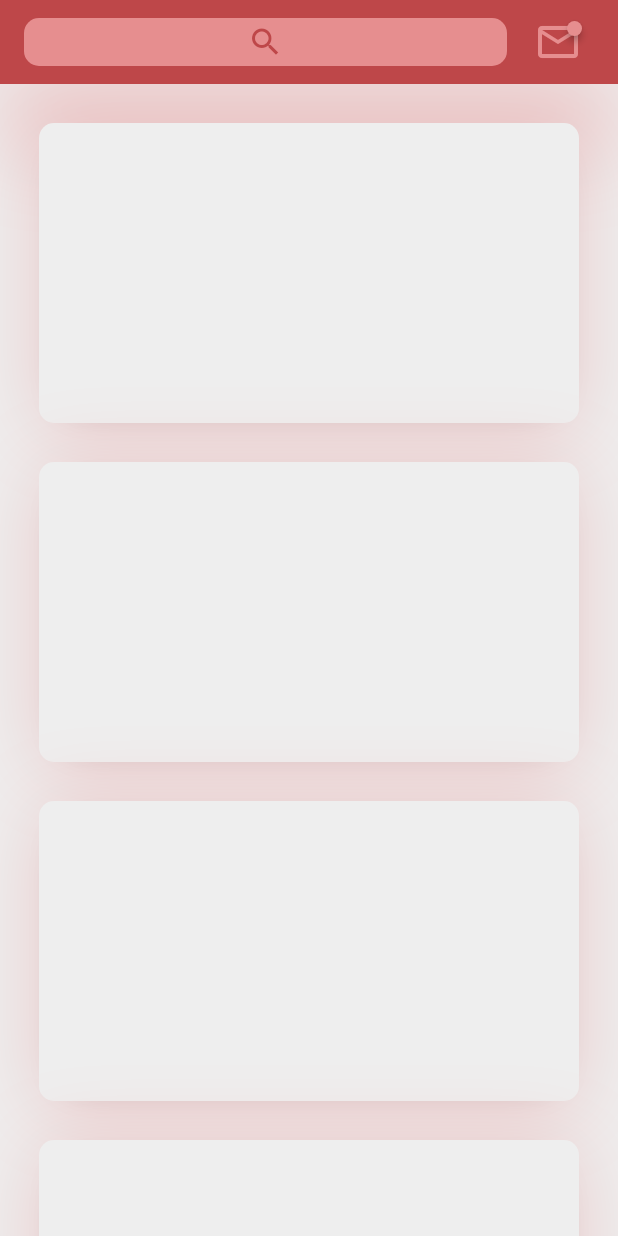
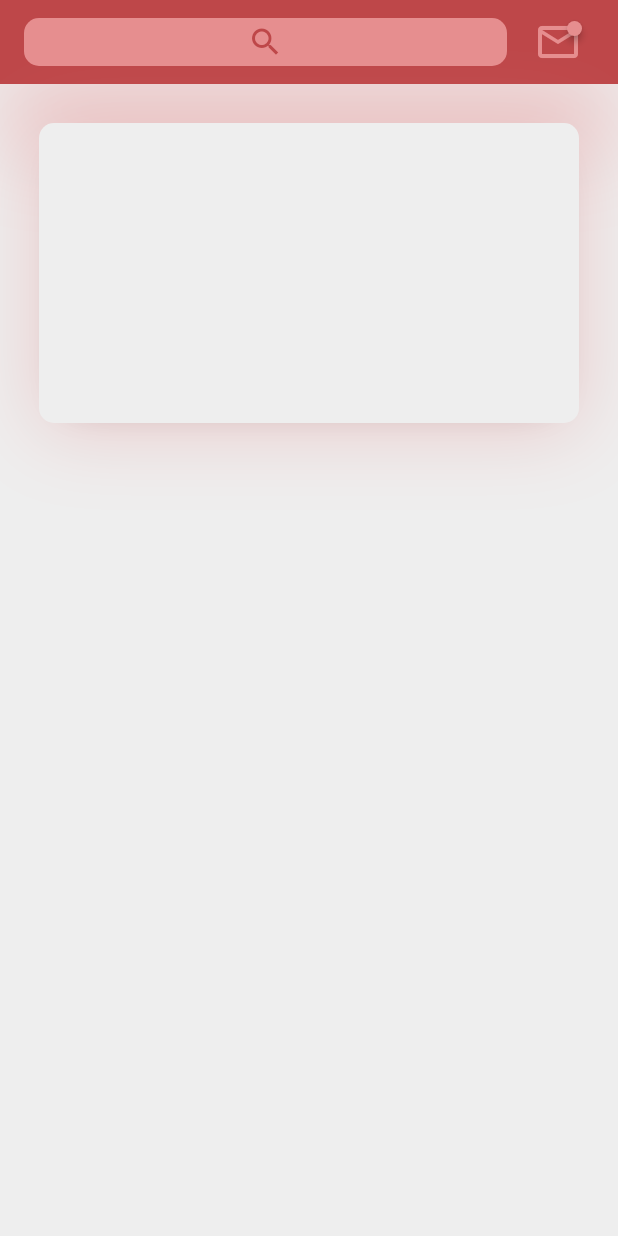
Before and after one commit to SF-ND-ORG/Ours-next, a Flutter app: the screen it shows after launch, on a phone screen of 412 x 824 dp. Run offline on Flutter 3.47's test engine with Material 2 defaults, Android fonts, the light colour scheme and no system bars; drawn by our look-alikes of badges.

Commit message:
加入OursCard控件

```diff
--- a/lib/main.dart
+++ b/lib/main.dart
@@ -7,7 +7,7 @@ import 'package:badges/badges.dart';
 import 'widgets/card.dart';
 
 Future<void> _onRefresh() async {
-  await Future.delayed(Duration(milliseconds: 500));
+  await Future.delayed(Duration(milliseconds: 200));
 }
 
 main() {
@@ -62,11 +62,13 @@ class OursMain extends StatelessWidget {
                             strokeWidth: 2.7,
                             child: ListView(
                               children: [
-                                OursCard(),
-                                OursCard(),
-                                OursCard(),
-                                OursCard(),
-                                OursCard(),
+                                OursCard(
+                                  padding: EdgeInsets.all(0),
+                                  margin: EdgeInsets.fromLTRB(26, 26, 26, 0),
+                                  child: Container(
+                                    height: 200,
+                                  ),
+                                ),
                                 SizedBox(
                                   height: 200,
                                 )
--- a/lib/widgets/card.dart
+++ b/lib/widgets/card.dart
@@ -1,19 +1,26 @@
 import 'package:flutter/material.dart';
 import 'package:ours_next/OursTheme.dart';
 
-class OursCard extends StatefulWidget {
-  const OursCard({Key? key}) : super(key: key);
+class OursCard extends StatelessWidget {
+  const OursCard({
+    Key? key,
+    required this.child,
+    required this.padding,
+    required this.margin,
+  }) : super(key: key);
 
-  @override
-  _OursCardState createState() => _OursCardState();
-}
+  final Widget child;
 
-class _OursCardState extends State<OursCard> {
+  final EdgeInsetsGeometry padding;
+
+  final EdgeInsetsGeometry margin;
+
   @override
   Widget build(BuildContext context) {
     return Container(
-      margin: EdgeInsets.fromLTRB(26, 26, 26, 0),
-      height: 200,
+      margin: this.margin,
+      padding: this.padding,
+      child: this.child,
       decoration: BoxDecoration(
         borderRadius: BorderRadius.all(Radius.circular(10)),
         color: OursColorBrightGray,
```
